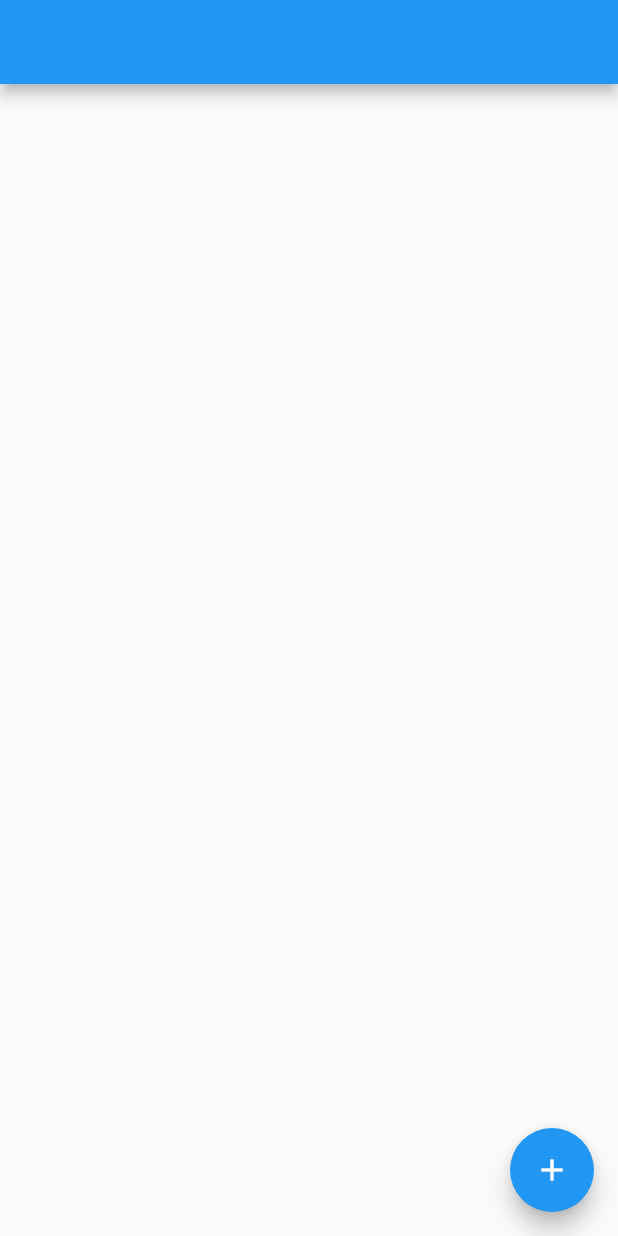
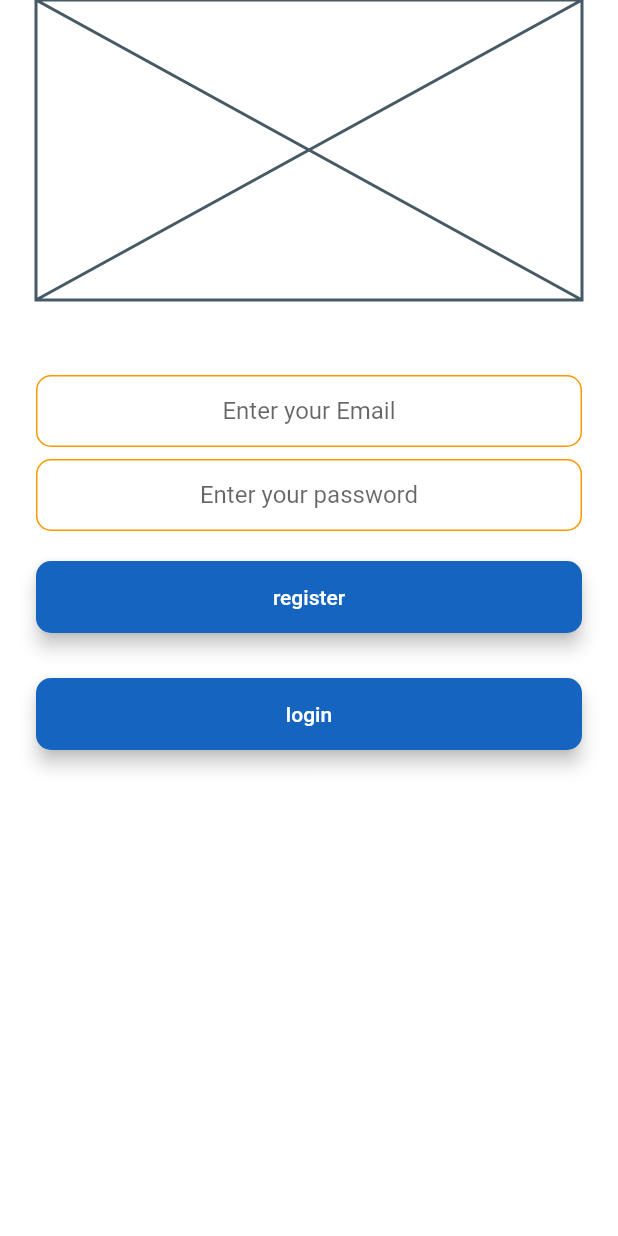
Before and after one commit to m7hamed-dev/bank_ui_moh_dev, a Flutter app: the screen it shows after launch, on a phone screen of 412 x 824 dp. Run offline on Flutter 3.47's test engine with Material 2 defaults, Android fonts, the phone set to English and light mode, and no system bars; our stand-ins replace cloud_firestore, firebase_auth, firebase_core, flutter_svg, shared_preferences, sqflite; accounts and stored records are empty.

Commit message:
edit some feature

```diff
--- /dev/null
+++ b/lib/api/firebase_methods.dart
@@ -0,0 +1,6 @@
+abstract class FireBaseMethods {
+  Future createUser();
+  Future updateUser();
+  Future getCurrentUser();
+}
+// Future createUserByEmailAndPassword();
--- a/lib/main.dart
+++ b/lib/main.dart
@@ -1,4 +1,5 @@
 import 'package:bank_ui_moh_dev/database/local_storage.dart';
+import 'package:bank_ui_moh_dev/screens/account/register_page.dart';
 import 'package:bank_ui_moh_dev/screens/screen_onboard.dart';
 import 'package:firebase_core/firebase_core.dart';
 import 'package:flutter/material.dart';
@@ -42,7 +43,7 @@ class MyApp extends StatelessWidget {
         visualDensity: VisualDensity.adaptivePlatformDensity,
       ),
       // home: isFirstTime ? const ScreenOnBoarding() : const HomeScreen(),
-      home: CrudPage(),
+      home: const RegistrationScreen(),
     );
   }
 }
--- /dev/null
+++ b/lib/screens/account/register_page.dart
@@ -0,0 +1,363 @@
+import 'package:bank_ui_moh_dev/style/txt_style.dart';
+import 'package:bank_ui_moh_dev/tools/push.dart';
+import 'package:bank_ui_moh_dev/widgets/btn.dart';
+import 'package:cloud_firestore/cloud_firestore.dart';
+import 'package:firebase_auth/firebase_auth.dart';
+import 'package:flutter/material.dart';
+
+class RegistrationScreen extends StatefulWidget {
+  const RegistrationScreen({Key? key}) : super(key: key);
+
+  @override
+  _RegistrationScreenState createState() => _RegistrationScreenState();
+}
+
+class _RegistrationScreenState extends State<RegistrationScreen> {
+  late String _email = '';
+  late String _password = '';
+  final _auth = FirebaseAuth.instance;
+  // final TextEditingController _emailController = TextEditingController();
+  // final TextEditingController _passwordController = TextEditingController();
+  bool _isShowLoading = false;
+
+  ///
+  @override
+  Widget build(BuildContext context) {
+    return Scaffold(
+      backgroundColor: Colors.white,
+      body: Padding(
+        padding: const EdgeInsets.symmetric(horizontal: 24),
+        child: ListView(
+          // mainAxisAlignment: MainAxisAlignment.center,
+          // crossAxisAlignment: CrossAxisAlignment.stretch,
+          children: [
+            Placeholder(
+              fallbackHeight: 200.0,
+            ),
+            SizedBox(height: 50),
+            TextField(
+              textAlign: TextAlign.center,
+              // controller: _emailController,
+              onChanged: (value) {
+                _email = value;
+                // print('_email = $_email');
+              },
+              decoration: InputDecoration(
+                hintText: 'Enter your Email',
+                contentPadding: EdgeInsets.symmetric(
+                  vertical: 10,
+                  horizontal: 20,
+                ),
+                border: OutlineInputBorder(
+                  borderRadius: BorderRadius.all(
+                    Radius.circular(10),
+                  ),
+                ),
+                enabledBorder: OutlineInputBorder(
+                  borderSide: BorderSide(
+                    color: Colors.orange,
+                    width: 1,
+                  ),
+                  borderRadius: BorderRadius.all(
+                    Radius.circular(10),
+                  ),
+                ),
+                focusedBorder: OutlineInputBorder(
+                  borderSide: BorderSide(
+                    color: Colors.blue,
+                    width: 2,
+                  ),
+                  borderRadius: BorderRadius.all(
+                    Radius.circular(10),
+                  ),
+                ),
+              ),
+            ),
+            SizedBox(height: 8),
+            TextField(
+              textAlign: TextAlign.center,
+              // controller: _passwordController,
+              onChanged: (value) {
+                _password = value;
+              },
+              decoration: InputDecoration(
+                hintText: 'Enter your password',
+                contentPadding: EdgeInsets.symmetric(
+                  vertical: 10,
+                  horizontal: 20,
+                ),
+                border: OutlineInputBorder(
+                  borderRadius: BorderRadius.all(
+                    Radius.circular(10),
+                  ),
+                ),
+                enabledBorder: OutlineInputBorder(
+                  borderSide: BorderSide(
+                    color: Colors.orange,
+                    width: 1,
+                  ),
+                  borderRadius: BorderRadius.all(
+                    Radius.circular(10),
+                  ),
+                ),
+                focusedBorder: OutlineInputBorder(
+                  borderSide: BorderSide(
+                    color: Colors.blue,
+                    width: 2,
+                  ),
+                  borderRadius: BorderRadius.all(
+                    Radius.circular(10),
+                  ),
+                ),
+              ),
+            ),
+            SizedBox(height: 10),
+            _isShowLoading == false
+                ? MyButton(
+                    color: Colors.blue[800]!,
+                    title: 'register',
+                    onPressed: () async {
+                      _isShowLoading = false;
+                      setState(() {
+                        _isShowLoading = true;
+                      });
+                      try {
+                        await _auth.createUserWithEmailAndPassword(
+                          email: _email,
+                          password: _password,
+                        );
+                        setState(() {
+                          _isShowLoading = false;
+                        });
+                        Push.toPage(context, const ChatScreen());
+                      } catch (e) {
+                        setState(() {
+                          _isShowLoading = false;
+                        });
+                        print('ex $e');
+                      }
+                      // print('_email = $_email and password = $_password');
+                    },
+                  )
+                : Center(
+                    child: CircularProgressIndicator(),
+                  ),
+            SizedBox(height: 10),
+            _isShowLoading == false
+                ? MyButton(
+                    color: Colors.blue[800]!,
+                    title: 'login',
+                    onPressed: () async {
+                      setState(() {
+                        _isShowLoading = true;
+                      });
+                      try {
+                        final _user = await _auth.signInWithEmailAndPassword(
+                          email: _email,
+                          password: _password,
+                        );
+                        if (_user != null) {
+                          setState(() {
+                            _isShowLoading = false;
+                          });
+                          Push.toPage(context, const ChatScreen());
+                        } else {
+                          setState(() {
+                            _isShowLoading = false;
+                          });
+                          print('check info login');
+                        }
+                      } catch (e) {
+                        setState(() {
+                          _isShowLoading = false;
+                        });
+                        print('ex $e');
+                      }
+                      // print('_email = $_email and password = $_password');
+                    },
+                  )
+                : Center(
+                    child: CircularProgressIndicator(),
+                  )
+          ],
+        ),
+      ),
+    );
+  }
+}
+
+////////////////////////// CHAT PAGE
+class ChatScreen extends StatefulWidget {
+  const ChatScreen({Key? key}) : super(key: key);
+
+  @override
+  _ChatScreenState createState() => _ChatScreenState();
+}
+
+class _ChatScreenState extends State<ChatScreen> {
+  late User signInUser;
+  FirebaseAuth _auth = FirebaseAuth.instance;
+  var _fireStore = FirebaseFirestore.instance;
+  void _getCurrentUser() {
+    try {
+      final _user = _auth.currentUser;
+      if (_user != null) {
+        signInUser = _user;
+        print('current user = ${signInUser.email}');
+      }
+    } catch (e) {
+      print('ex $e');
+    }
+  }
+
+  Future _getFutureMessages() async {
+    try {
+      final _messages = await _fireStore.collection('msgCollection').get();
+      for (var msg in _messages.docs) {
+        print('msg = ${msg.data()}');
+      }
+    } catch (e) {
+      print('ex $e');
+    }
+  }
+
+  Future _getStreamMessages() async {
+    try {
+      await for (var msg
+          in _fireStore.collection('msgCollection').snapshots()) {
+        for (var item in msg.docs) {
+          print('item = ${item.data()}');
+        }
+      }
+    } catch (e) {
+      print('ex $e');
+    }
+  }
+
+  @override
+  void initState() {
+    super.initState();
+    _getCurrentUser();
+    _getStreamMessages();
+  }
+
+  String _msgTxt = '';
+  List<Text> _txtsWidget = <Text>[];
+  var _msgText = '';
+  var _senderMsgText = '';
+  Text _msgWidget = const Text('data');
+
+  ///
+  @override
+  Widget build(BuildContext context) {
+    _getStreamMessages();
+    return Scaffold(
+      appBar: AppBar(
+        backgroundColor: Colors.yellow[900],
+        // title: Row(
+        //   children: [
+        //     Image.asset('images/logo.png', height: 25),
+        //     SizedBox(width: 10),
+        //     Text('MessageMe')
+        //   ],
+        // ),
+        actions: [
+          IconButton(
+            onPressed: () {
+              _auth.signOut();
+              Navigator.pop(context);
+            },
+            icon: const Icon(Icons.close),
+          )
+        ],
+      ),
+      body: SafeArea(
+        child: Padding(
+          padding: const EdgeInsets.all(8.0),
+          child: Column(
+            mainAxisAlignment: MainAxisAlignment.end,
+            crossAxisAlignment: CrossAxisAlignment.stretch,
+            children: [
+              StreamBuilder<QuerySnapshot<Map<String, dynamic>>>(
+                stream: _fireStore.collection('collectionPath').snapshots(),
+                builder: (BuildContext context,
+                    AsyncSnapshot<QuerySnapshot<Map<String, dynamic>>>
+                        snapshot) {
+                  //
+                  if (!snapshot.hasData) {
+                    return const Center(child: CircularProgressIndicator());
+                  }
+                  final messgaes = snapshot.data!.docs;
+                  for (var message in messgaes) {
+                    _msgText = message.get('msg');
+                    _senderMsgText = message.get('sender');
+                    _msgWidget = Text(
+                      '$_msgText - $_senderMsgText',
+                      style: const TextStyle(
+                        color: Colors.black,
+                        fontSize: 20.0,
+                      ),
+                    );
+                    _txtsWidget.add(_msgWidget);
+                  }
+                  //
+                  return Column(
+                    children: _txtsWidget,
+                  );
+                },
+              ),
+              Container(
+                decoration: BoxDecoration(
+                  border: Border(
+                    top: BorderSide(
+                      color: Colors.orange,
+                      width: 2,
+                    ),
+                  ),
+                ),
+                child: Row(
+                  crossAxisAlignment: CrossAxisAlignment.center,
+                  children: [
+                    Expanded(
+                      child: TextField(
+                        onChanged: (value) {
+                          _msgTxt = value;
+                        },
+                        decoration: InputDecoration(
+                          contentPadding: EdgeInsets.symmetric(
+                            vertical: 10,
+                            horizontal: 20,
+                          ),
+                          hintText: 'Write your message here...',
+                          border: InputBorder.none,
+                        ),
+                      ),
+                    ),
+                    TextButton(
+                      onPressed: () {
+                        if (_msgTxt.isNotEmpty) {
+                          _fireStore.collection('msgCollection').add({
+                            'msg': _msgTxt,
+                            'sender': signInUser.email,
+                          });
+                        }
+                      },
+                      child: Text(
+                        'send',
+                        style: TextStyle(
+                          color: Colors.blue[800],
+                          fontWeight: FontWeight.bold,
+                          fontSize: 18,
+                        ),
+                      ),
+                    )
+                  ],
+                ),
+              ),
+            ],
+          ),
+        ),
+      ),
+    );
+  }
+}
--- /dev/null
+++ b/lib/widgets/btn.dart
@@ -0,0 +1,34 @@
+import 'package:flutter/material.dart';
+
+class MyButton extends StatelessWidget {
+  const MyButton({
+    Key? key,
+    required this.color,
+    required this.title,
+    required this.onPressed,
+  }) : super(key: key);
+  final Color color;
+  final String title;
+  final Function() onPressed;
+
+  @override
+  Widget build(BuildContext context) {
+    return Padding(
+      padding: const EdgeInsets.symmetric(vertical: 10),
+      child: Material(
+        elevation: 5,
+        color: color,
+        borderRadius: BorderRadius.circular(10),
+        child: MaterialButton(
+          onPressed: onPressed,
+          // minWidth: 200,
+          // height: 42,
+          child: Text(
+            title,
+            style: const TextStyle(color: Colors.white),
+          ),
+        ),
+      ),
+    );
+  }
+}
--- a/pubspec.yaml
+++ b/pubspec.yaml
@@ -23,6 +23,7 @@ dependencies:
   cupertino_icons: ^1.0.2
   firebase_core: ^1.10.6
   cloud_firestore: ^3.1.5
+  firebase_auth: ^3.3.4
   # firebase_storage: ^10.2.4
 
 dev_dependencies:
```
Also changed, not shown: pubspec.lock.
